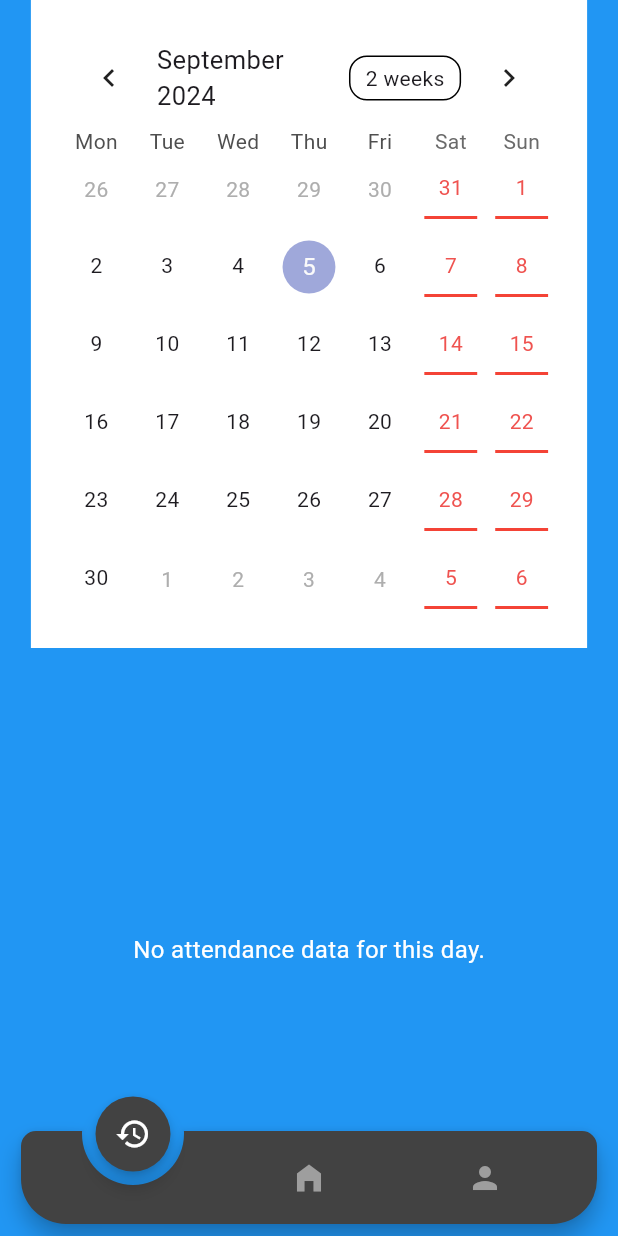
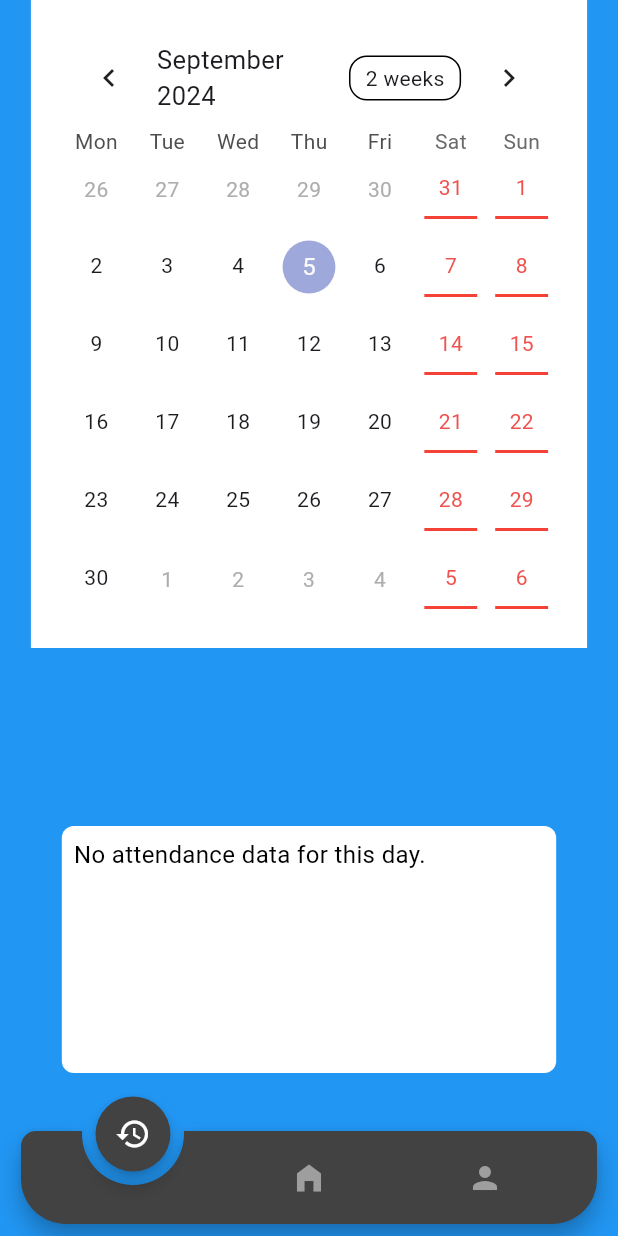
Before and after one commit to AYAN10M/RollCall, a Flutter app: the screen it shows after launch, on a phone screen of 412 x 824 dp. Run offline on Flutter 3.47's test engine with Material 3 defaults, Android fonts, the light colour scheme and no system bars; drawn by our look-alikes of animated_notch_bottom_bar, table_calendar; missing offline and left inert: tab_container.

Commit message:
contianer added'

```diff
--- a/contains_the_ui_part_only/attendance_application/lib/pages/recent_activity/recent_activity.dart
+++ b/contains_the_ui_part_only/attendance_application/lib/pages/recent_activity/recent_activity.dart
@@ -204,10 +204,19 @@ class _MyRecentActivityState extends State<MyRecentActivity> {
                       );
                     },
                   )
-                : const Center(
-                    child: Text(
-                      'No attendance data for this day.',
-                      style: TextStyle(color: Colors.white, fontSize: 16),
+                : Center(
+                    child: Container(
+                      padding: const EdgeInsets.all(8),
+                      height: MediaQuery.of(context).size.height * 0.2,
+                      width: MediaQuery.of(context).size.width * 0.8,
+                      decoration: BoxDecoration(
+                        color: Colors.white,
+                        borderRadius: BorderRadius.circular(8.0),
+                      ),
+                      child: const Text(
+                        'No attendance data for this day.',
+                        style: TextStyle(color: Colors.black, fontSize: 16),
+                      ),
                     ),
                   ),
           ),
```
